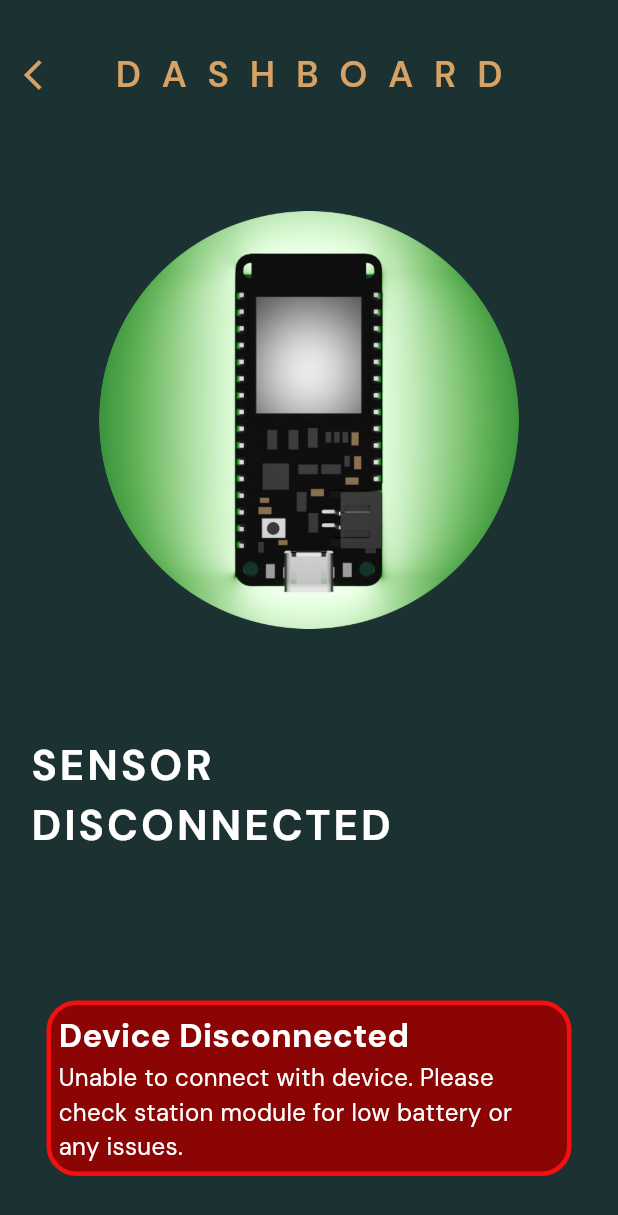
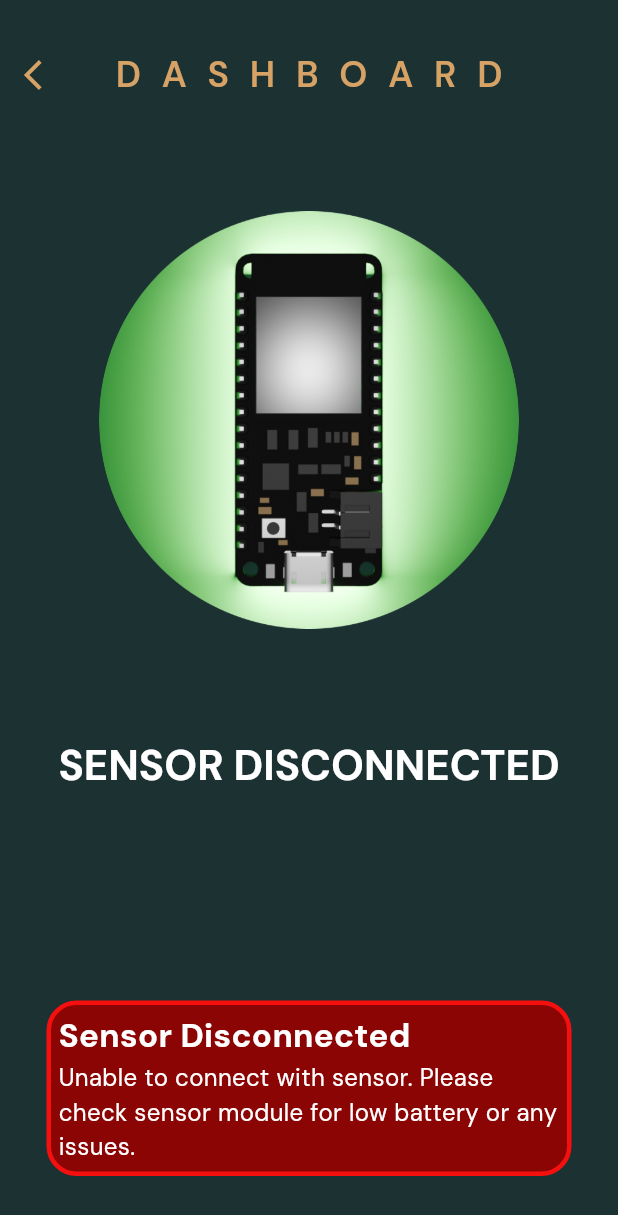
Before and after one commit to DatDevSteve/decog-gsk-connect, a Flutter app: the SensorDisconnected screen opened directly, on a phone screen of 412 x 824 dp. Shown: the top 1215 px of the screen. Run offline on Flutter 3.47's test engine with Material 3 defaults, Android fonts, the phone set to English and light mode, and no system bars; our stand-ins replace google_fonts, supabase_flutter; accounts and stored records are empty.

Commit message:
Update app icons, sensor disconnected UI, and version
Replaces Android and iOS app icons with new images and updates the logo asset. Improves the sensor disconnected screen by centering content, adjusting text, and clarifying messaging. Refines status monitor logic for screen navigation and bumps app version to 0.1.0+1.

```diff
--- a/lib/dashboard_modules/sensor_disconnected.dart
+++ b/lib/dashboard_modules/sensor_disconnected.dart
@@ -77,6 +77,7 @@ class _SensorDisconnectedState extends State<SensorDisconnected> {
       ),
       body: SafeArea(
         child: Column(
+          mainAxisAlignment: MainAxisAlignment.center,
           children: [
             // Header with back button and title
             const SizedBox(height: 40),
@@ -147,7 +148,7 @@ class _SensorDisconnectedState extends State<SensorDisconnected> {
                       fontSize: 28,
                       fontWeight: FontWeight.w700,
                       color: Colors.white,
-                      letterSpacing: 2,
+                      letterSpacing: 0,
                     ),
                   ),
                 ),
@@ -180,7 +181,7 @@ class _SensorDisconnectedState extends State<SensorDisconnected> {
                     Padding(
                       padding: const EdgeInsets.fromLTRB(5, 5, 5, 0),
                       child: Text(
-                        "Device Disconnected",
+                        "Sensor Disconnected",
                         style: GoogleFonts.dmSans(
                           fontWeight: FontWeight.bold,
                           fontSize: 22,
@@ -191,7 +192,7 @@ class _SensorDisconnectedState extends State<SensorDisconnected> {
                     Padding(
                       padding: const EdgeInsets.fromLTRB(5, 1, 5, 5),
                       child: Text(
-                        "Unable to connect with device. Please check station module for low battery or any issues.",
+                        "Unable to connect with sensor. Please check sensor module for low battery or any issues.",
                         style: GoogleFonts.dmSans(
                           color: Colors.white,
                           fontSize: 16,
--- a/lib/status_monitor.dart
+++ b/lib/status_monitor.dart
@@ -70,16 +70,18 @@ class StatusMonitor {
 
       // Determine which screen should be showing
       if (!isOnline) {
-        targetScreen = 'disconnected';
+        if (!sensorOnline) {
+          targetScreen = "sensor_disconnected";
+        } else {
+          targetScreen = 'disconnected';
+        }
       } else if (status == 'HIGH') {
         targetScreen = 'leak';
       } else {
         targetScreen = 'connected';
       }
 
-      if (!sensorOnline) {
-        targetScreen = "sensor_disconnected";
-      }
+
 
       // Only navigate if we need to switch screens
       if (_currentScreen != targetScreen) {
--- a/pubspec.yaml
+++ b/pubspec.yaml
@@ -1,7 +1,7 @@
 name: decog_gsk
 description: "App for controlling Decog GSK001 Series"
 publish_to: 'none'
-version: 0.1.0
+version: 0.1.0+1
 
 environment:
   sdk: ^3.9.2
```
Also changed, not shown: lib/assets/logo.png, 31 other files.
